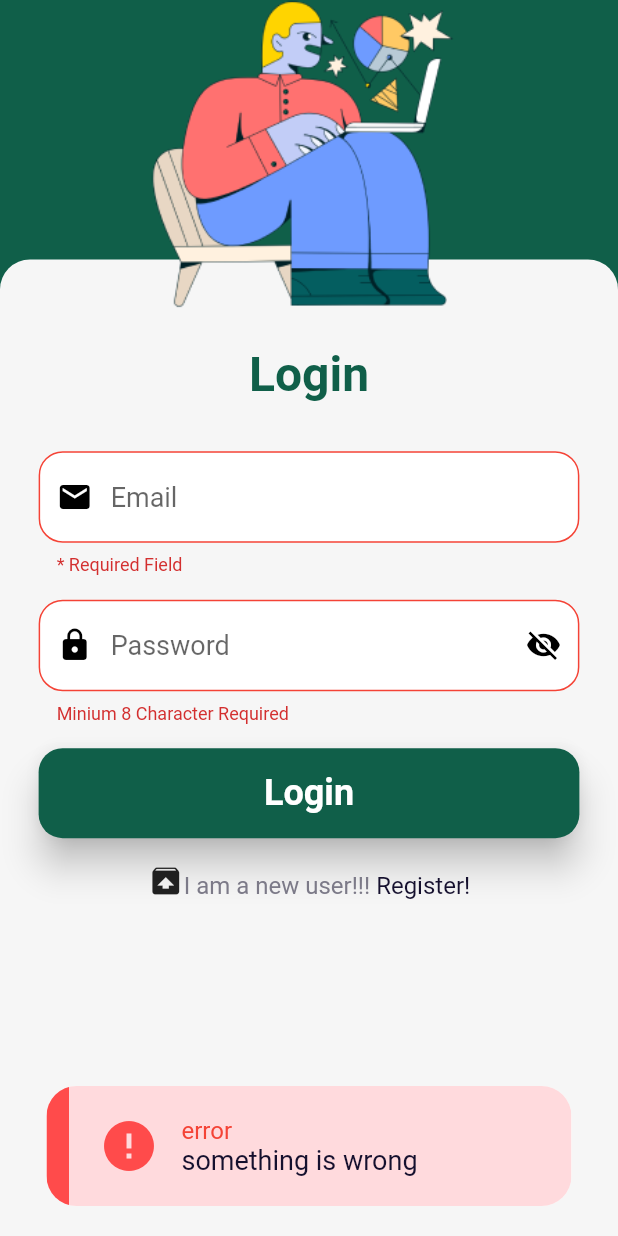
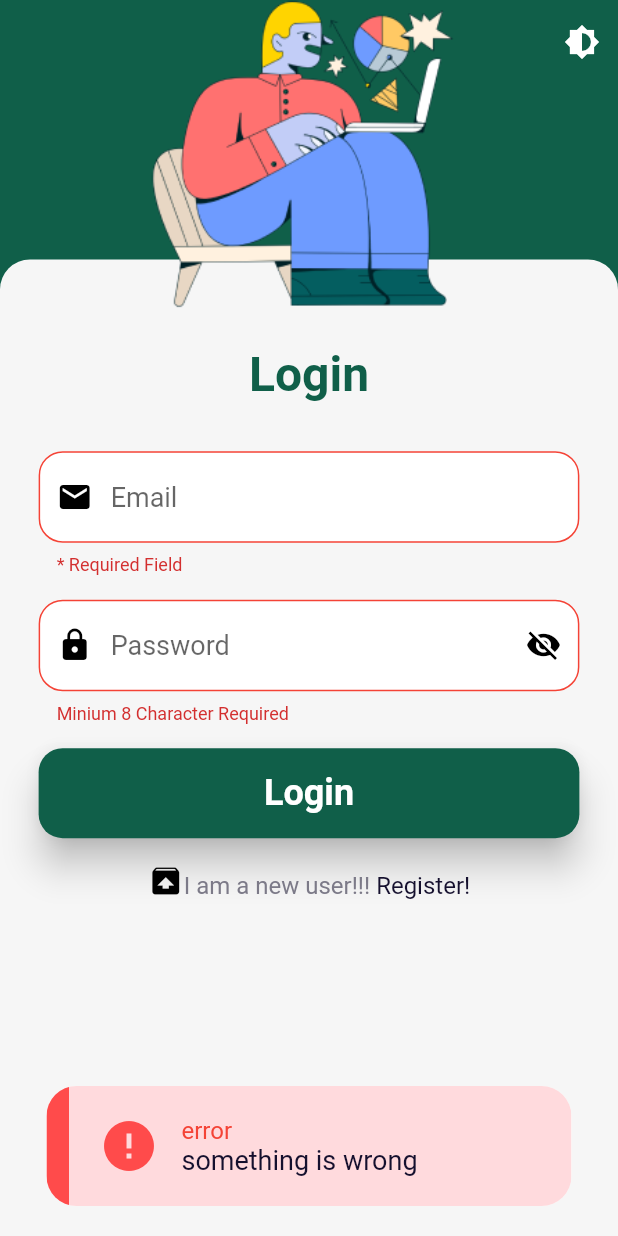
Before and after one commit to rdiptan/eWalletUser, a Flutter app: the screen it shows after launch, after a tap on "Login", on a phone screen of 412 x 824 dp. Run offline on Flutter 3.47's test engine with Material 2 defaults, Android fonts, the phone set to English and light mode, and no system bars; our stand-ins replace form_field_validator, motion_toast, shared_preferences.

Commit message:
Dark mode / Light mode - shared preferences

```diff
--- a/lib/main.dart
+++ b/lib/main.dart
@@ -1,46 +1,40 @@
 import 'package:e_wallet/screen/loginPage.dart';
 import 'package:e_wallet/screen/registrationPage.dart';
+import 'package:e_wallet/theme.dart';
 import 'package:flutter/material.dart';
+import 'package:shared_preferences/shared_preferences.dart';
+import 'package:provider/provider.dart';
 
-void main() => runApp(const MyApp());
+// void main() => runApp(const MyApp());
+void main() {
+  WidgetsFlutterBinding.ensureInitialized();
+  SharedPreferences.getInstance().then((prefs) {
+    var isDarkTheme = prefs.getBool("darkTheme") ?? false;
+    return runApp(
+      ChangeNotifierProvider<ThemeProvider>(
+        child: const MyApp(),
+        create: (BuildContext context) {
+          return ThemeProvider(isDarkTheme);
+        },
+      ),
+    );
+  });
+}
 
 class MyApp extends StatelessWidget {
   const MyApp({Key? key}) : super(key: key);
 
   @override
   Widget build(BuildContext context) {
+    return Consumer<ThemeProvider>(builder: (context, value, child) {
       return MaterialApp(
           title: 'eWallet',
-        theme: ThemeData(
-          scaffoldBackgroundColor: const Color(0xFF105F49),
-          primaryColor: const Color(0xFF337762),
-          accentColor: const Color(0xFFF6F6F6),
-          canvasColor: const Color(0xFFE9FFAC),
-          textTheme: const TextTheme(
-            bodyText1: TextStyle(
-                color: Colors.white, fontSize: 24, fontWeight: FontWeight.w600),
-            bodyText2: TextStyle(color: Color(0xFF15102E), fontSize: 18),
-            headline1: TextStyle(
-                color: Color(0xFF105F49),
-                fontWeight: FontWeight.w700,
-                fontSize: 32),
-          ),
-          elevatedButtonTheme: ElevatedButtonThemeData(
-            style: ElevatedButton.styleFrom(
-              padding: const EdgeInsets.all(16),
-              minimumSize: const Size(double.infinity, 50),
-              elevation: 10,
-              primary: const Color(0xFF105F49),
-              shape: RoundedRectangleBorder(
-                borderRadius: BorderRadius.circular(16),
-              ),
-            ),
-          ),
-        ),
+          theme: value.getTheme(),
           initialRoute: 'login',
           routes: {
             'login': (context) => const LoginPage(),
             'registration': (context) => const RegistrationPage()
           });
+    });
   }
 }
--- a/lib/screen/loginPage.dart
+++ b/lib/screen/loginPage.dart
@@ -3,6 +3,9 @@
 import 'package:flutter/material.dart';
 import 'package:form_field_validator/form_field_validator.dart';
 import 'package:motion_toast/motion_toast.dart';
+import 'package:shared_preferences/shared_preferences.dart';
+import 'package:provider/provider.dart';
+import 'package:e_wallet/theme.dart';
 
 class LoginPage extends StatefulWidget {
   const LoginPage({Key? key}) : super(key: key);
@@ -36,6 +39,15 @@ class _LoginPageState extends State<LoginPage> {
           // toolbarHeight: (MediaQuery.of(context).size.height * 0.2),
           elevation: 0,
           backgroundColor: Colors.transparent,
+          actions: [
+            IconButton(
+              icon: const Icon(Icons.brightness_6),
+              color: Colors.white,
+              onPressed: () {
+                Provider.of<ThemeProvider>(context, listen: false).swapTheme();
+              },
+            ),
+          ],
         ),
       ),
       body: Stack(
@@ -187,7 +199,11 @@ class _LoginPageState extends State<LoginPage> {
                       onTap: () => Navigator.pushNamed(context, 'registration'),
                       child: RichText(
                         text: const TextSpan(children: [
-                          WidgetSpan(child: Icon(Icons.unarchive)),
+                          WidgetSpan(
+                              child: Icon(
+                            Icons.unarchive,
+                            color: Colors.black,
+                          )),
                           TextSpan(
                               text: "I am a new user!!! ",
                               style: TextStyle(
--- a/lib/screen/registrationPage.dart
+++ b/lib/screen/registrationPage.dart
@@ -261,7 +261,11 @@ class _RegistrationPageState extends State<RegistrationPage> {
                         onTap: () => Navigator.pushNamed(context, 'login'),
                         child: RichText(
                           text: const TextSpan(children: [
-                            WidgetSpan(child: Icon(Icons.login)),
+                            WidgetSpan(
+                                child: Icon(
+                              Icons.login,
+                              color: Colors.black,
+                            )),
                             TextSpan(
                                 text: "I have an account!!! ",
                                 style: TextStyle(
--- /dev/null
+++ b/lib/theme.dart
@@ -0,0 +1,80 @@
+import 'package:flutter/material.dart';
+import 'package:shared_preferences/shared_preferences.dart';
+
+class ThemeProvider extends ChangeNotifier {
+  late ThemeData _selectedTheme;
+  late Typography defaultTypography;
+  late SharedPreferences prefs;
+
+  ThemeData dark = ThemeData.dark().copyWith(
+    scaffoldBackgroundColor: const Color(0xFF000000),
+    primaryColor: const Color(0xFF337762),
+    accentColor: const Color(0xFFF6F6F6),
+    canvasColor: const Color(0xFFE9FFAC),
+    textTheme: const TextTheme(
+      bodyText1: TextStyle(
+          color: Colors.white, fontSize: 24, fontWeight: FontWeight.w600),
+      bodyText2: TextStyle(color: Color(0xFF15102E), fontSize: 18),
+      headline1: TextStyle(
+          color: Color(0xFF000000), fontWeight: FontWeight.w700, fontSize: 32),
+    ),
+    inputDecorationTheme: const InputDecorationTheme(
+      hintStyle: TextStyle(color: Colors.grey), // == grey
+    ),
+    elevatedButtonTheme: ElevatedButtonThemeData(
+      style: ElevatedButton.styleFrom(
+        padding: const EdgeInsets.all(16),
+        minimumSize: const Size(double.infinity, 50),
+        elevation: 10,
+        primary: const Color(0xFF000000),
+        shape: RoundedRectangleBorder(
+          borderRadius: BorderRadius.circular(16),
+        ),
+      ),
+    ),
+  );
+
+  ThemeData light = ThemeData.light().copyWith(
+    scaffoldBackgroundColor: const Color(0xFF105F49),
+    primaryColor: const Color(0xFF337762),
+    accentColor: const Color(0xFFF6F6F6),
+    canvasColor: const Color(0xFFE9FFAC),
+    textTheme: const TextTheme(
+      bodyText1: TextStyle(
+          color: Colors.white, fontSize: 24, fontWeight: FontWeight.w600),
+      bodyText2: TextStyle(color: Color(0xFF15102E), fontSize: 18),
+      headline1: TextStyle(
+          color: Color(0xFF105F49), fontWeight: FontWeight.w700, fontSize: 32),
+    ),
+    elevatedButtonTheme: ElevatedButtonThemeData(
+      style: ElevatedButton.styleFrom(
+        padding: const EdgeInsets.all(16),
+        minimumSize: const Size(double.infinity, 50),
+        elevation: 10,
+        primary: const Color(0xFF105F49),
+        shape: RoundedRectangleBorder(
+          borderRadius: BorderRadius.circular(16),
+        ),
+      ),
+    ),
+  );
+
+  ThemeProvider(bool darkThemeOn) {
+    _selectedTheme = darkThemeOn ? dark : light;
+  }
+  Future<void> swapTheme() async {
+    prefs = await SharedPreferences.getInstance();
+
+    if (_selectedTheme == dark) {
+      _selectedTheme = light;
+      await prefs.setBool("darkTheme", false);
+    } else {
+      _selectedTheme = dark;
+      await prefs.setBool("darkTheme", true);
+    }
+
+    notifyListeners();
+  }
+
+  ThemeData getTheme() => _selectedTheme;
+}
--- a/pubspec.yaml
+++ b/pubspec.yaml
@@ -36,6 +36,8 @@ dependencies:
   cupertino_icons: ^1.0.2
   form_field_validator: ^1.1.0
   motion_toast: ^2.1.1
+  shared_preferences: ^2.0.13
+  provider: ^6.0.2
 
 dev_dependencies:
   flutter_test:
```
Also changed, not shown: pubspec.lock. Lines whose indentation alone changed are shown as unchanged.
